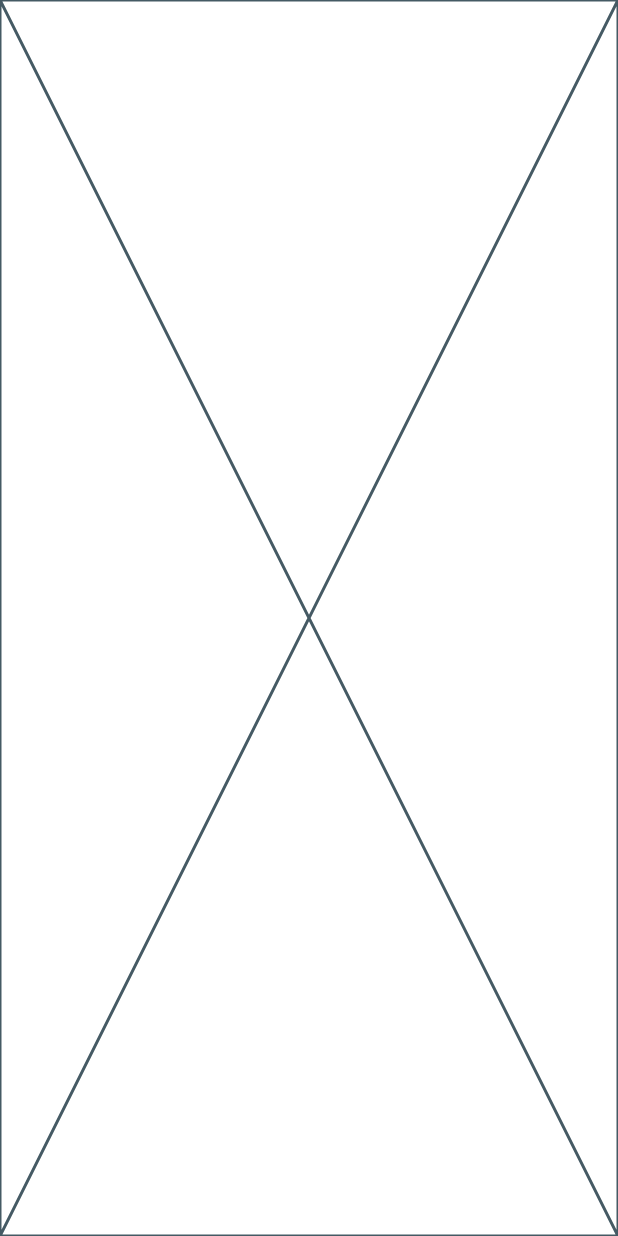
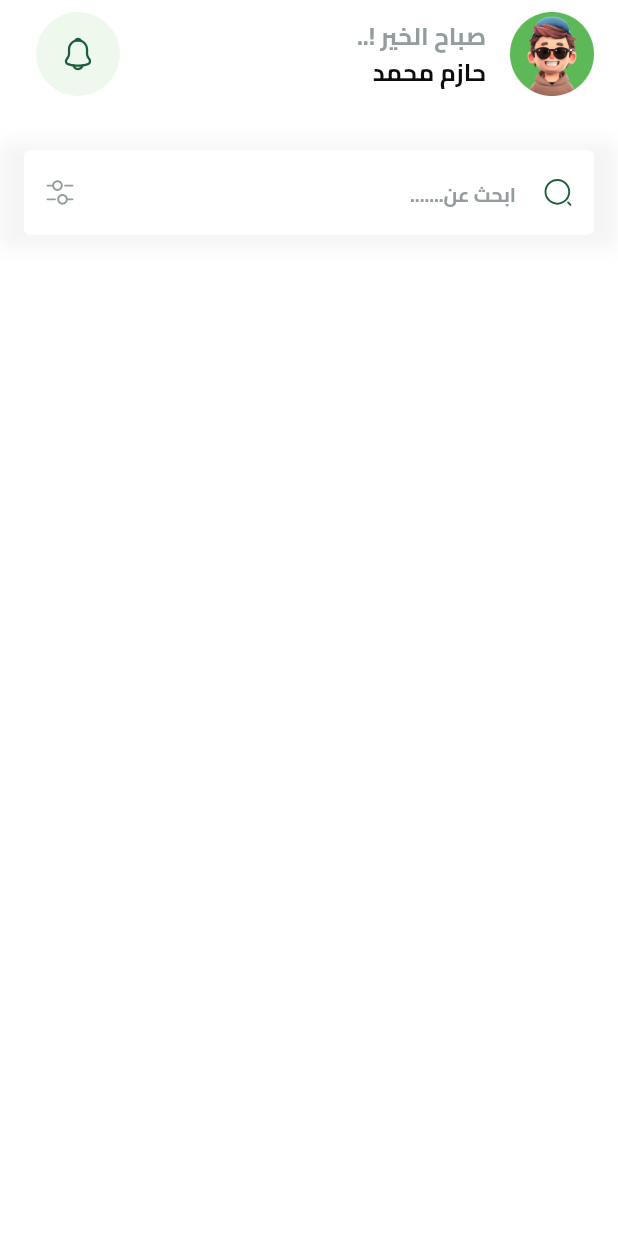
Before and after one commit to Hazem584/Fruits-Hub, a Flutter app: the HomeView screen opened by its route, on a phone screen of 412 x 824 dp. Run offline on Flutter 3.47's test engine with Material 3 defaults, Android fonts, the phone set to English and light mode, and no system bars; our stand-ins replace bloc, cloud_firestore, dartz, dots_indicator, firebase_auth, firebase_core and 7 more; missing offline and left inert: flutter_facebook_auth; accounts and stored records are empty; project files that could hold a hidden picture were left out.

Commit message:
- build search bar - build app bar

```diff
--- a/lib/core/theming/app_colors.dart
+++ b/lib/core/theming/app_colors.dart
@@ -3,6 +3,7 @@
 import 'package:flutter/material.dart';
 
 class AppColors {
+  static const Color black = Color(0xFF0C0D0D);
   static const Color primaryColor = Color(0xFF1B5E37);
   static const Color secondaryColor = Color(0xFF5DB957);
   static const Color lightGray = Color(0xFF4E5556);
--- a/lib/core/theming/styles.dart
+++ b/lib/core/theming/styles.dart
@@ -8,7 +8,7 @@ class TextStyles {
   static TextStyle font23BlackBold = TextStyle(
     fontSize: 23.sp,
     fontWeight: FontWeightHelper.bold,
-    color: Colors.black,
+    color: AppColors.black,
     fontFamily: 'Cairo',
   );
   static TextStyle font13lightGraySemiBold = TextStyle(
@@ -26,7 +26,7 @@ class TextStyles {
   static TextStyle font19BlackBold = TextStyle(
     fontSize: 19.sp,
     fontWeight: FontWeightHelper.bold,
-    color: Colors.black,
+    color: AppColors.black,
     fontFamily: 'Cairo',
   );
   static TextStyle font13lighterGrayBold = TextStyle(
@@ -38,7 +38,7 @@ class TextStyles {
   static TextStyle font13BlackSemiBold = TextStyle(
     fontSize: 13.sp,
     fontWeight: FontWeightHelper.semiBold,
-    color: Colors.black,
+    color: AppColors.black,
     fontFamily: 'Cairo',
   );
   static TextStyle font13lightGreenSemiBold = TextStyle(
@@ -62,7 +62,19 @@ class TextStyles {
   static TextStyle font16BlackSemiBold = TextStyle(
     fontSize: 16.sp,
     fontWeight: FontWeightHelper.semiBold,
-    color: Colors.black,
+    color: AppColors.black,
+    fontFamily: 'Cairo',
+  );
+  static TextStyle font16lighterGraySemiBold = TextStyle(
+    fontSize: 16.sp,
+    fontWeight: FontWeightHelper.semiBold,
+    color: AppColors.lighterGray,
+    fontFamily: 'Cairo',
+  );
+  static TextStyle font16BlackBold = TextStyle(
+    fontSize: 16.sp,
+    fontWeight: FontWeightHelper.bold,
+    color: AppColors.black,
     fontFamily: 'Cairo',
   );
 }
--- a/lib/core/utils/app_images.dart
+++ b/lib/core/utils/app_images.dart
@@ -43,12 +43,16 @@ class Assets {
   static const String assetsImagesAppleIcon = "assets/images/apple_icon.svg";
 
   /// Assets for assetsImagesAvatarImage
-  /// assets/images/avatar_image.svg
-  static const String assetsImagesAvatarImage = "assets/images/avatar_image.svg";
+  /// assets/images/avatar_image.png
+  static const String assetsImagesAvatarImage = "assets/images/avatar_image.png";
 
   /// Assets for assetsImagesFacebookIcon
   /// assets/images/facebook_icon.svg
   static const String assetsImagesFacebookIcon = "assets/images/facebook_icon.svg";
+
+  /// Assets for assetsImagesFilter
+  /// assets/images/filter.svg
+  static const String assetsImagesFilter = "assets/images/filter.svg";
 
   /// Assets for assetsImagesGoogleIcon
   /// assets/images/google_icon.svg
@@ -57,6 +61,10 @@ class Assets {
   /// Assets for assetsImagesLogo
   /// assets/images/logo.svg
   static const String assetsImagesLogo = "assets/images/logo.svg";
+
+  /// Assets for assetsImagesNotification
+  /// assets/images/notification.svg
+  static const String assetsImagesNotification = "assets/images/notification.svg";
 
   /// Assets for assetsImagesPageViewItem1Background
   /// assets/images/page_view_item1_background.svg
@@ -78,6 +86,10 @@ class Assets {
   /// assets/images/plant.svg
   static const String assetsImagesPlant = "assets/images/plant.svg";
 
+  /// Assets for assetsImagesSearch
+  /// assets/images/search.svg
+  static const String assetsImagesSearch = "assets/images/search.svg";
+
   /// Assets for assetsImagesSplashBottom
   /// assets/images/splash_bottom.svg
   static const String assetsImagesSplashBottom = "assets/images/splash_bottom.svg";
--- /dev/null
+++ b/lib/core/widgets/search_text_field.dart
@@ -0,0 +1,53 @@
+import 'package:flutter/material.dart';
+import 'package:flutter_screenutil/flutter_screenutil.dart';
+import 'package:flutter_svg/svg.dart';
+import 'package:fruits_e_commerce/core/theming/styles.dart';
+import 'package:fruits_e_commerce/core/utils/app_images.dart';
+
+class SearchTextField extends StatelessWidget {
+  const SearchTextField({super.key});
+
+  @override
+  Widget build(BuildContext context) {
+    return Container(
+      padding: const EdgeInsets.symmetric(horizontal: 16, vertical: 8),
+      decoration: const BoxDecoration(
+        boxShadow: [
+          BoxShadow(
+            color: Color(0x0A000000),
+            blurRadius: 9,
+            offset: Offset(0, 2),
+            spreadRadius: 0,
+          ),
+        ],
+      ),
+      child: TextField(
+        keyboardType: TextInputType.text,
+        decoration: InputDecoration(
+          prefixIcon: SizedBox(
+            width: 20.w,
+            child: Center(child: SvgPicture.asset(Assets.assetsImagesSearch)),
+          ),
+          suffixIcon: SizedBox(
+            width: 20.w,
+            child: Center(child: SvgPicture.asset(Assets.assetsImagesFilter)),
+          ),
+          hintStyle: TextStyles.font13lighterGrayBold,
+          hintText: 'ابحث عن.......',
+          filled: true,
+          fillColor: Colors.white,
+          border: buildBorder(),
+          enabledBorder: buildBorder(),
+          focusedBorder: buildBorder(),
+        ),
+      ),
+    );
+  }
+
+  OutlineInputBorder buildBorder() {
+    return OutlineInputBorder(
+      borderRadius: BorderRadius.circular(4),
+      borderSide: const BorderSide(width: 1, color: Colors.white),
+    );
+  }
+}
--- a/lib/features/home/presentation/view/home_view.dart
+++ b/lib/features/home/presentation/view/home_view.dart
@@ -6,6 +6,6 @@ class HomeView extends StatelessWidget {
   static const routeName = '/home';
   @override
   Widget build(BuildContext context) {
-    return Scaffold(body: HomeViewBody());
+    return Scaffold(body: SafeArea(child: HomeViewBody()));
   }
 }
--- /dev/null
+++ b/lib/features/home/presentation/widgets/custom_home_app_bar.dart
@@ -0,0 +1,37 @@
+import 'package:flutter/material.dart';
+import 'package:flutter_svg/flutter_svg.dart';
+import 'package:fruits_e_commerce/core/theming/styles.dart';
+import 'package:fruits_e_commerce/core/utils/app_images.dart';
+
+class CustomHomeAppBar extends StatelessWidget {
+  const CustomHomeAppBar({super.key});
+
+  @override
+  Widget build(BuildContext context) {
+    return ListTile(
+      trailing: Container(
+        padding: const EdgeInsets.all(16),
+        decoration: const ShapeDecoration(
+          color: Color(0xffEEF8ED),
+          shape: OvalBorder(),
+        ),
+        child: SvgPicture.asset(
+          Assets.assetsImagesNotification,
+          width: 24,
+          height: 24,
+        ),
+      ),
+      leading: Image.asset(Assets.assetsImagesAvatarImage),
+      title: Text(
+        "صباح الخير !..",
+        textAlign: TextAlign.right,
+        style: TextStyles.font16lighterGraySemiBold,
+      ),
+      subtitle: Text(
+        "حازم محمد",
+        textAlign: TextAlign.right,
+        style: TextStyles.font16BlackBold,
+      ),
+    );
+  }
+}
--- a/lib/features/home/presentation/widgets/home_view_body.dart
+++ b/lib/features/home/presentation/widgets/home_view_body.dart
@@ -1,10 +1,25 @@
 import 'package:flutter/material.dart';
+import 'package:fruits_e_commerce/core/helper/spacing.dart';
+import 'package:fruits_e_commerce/core/widgets/search_text_field.dart';
+import 'package:fruits_e_commerce/features/home/presentation/widgets/custom_home_app_bar.dart';
 
 class HomeViewBody extends StatelessWidget {
   const HomeViewBody({super.key});
 
   @override
   Widget build(BuildContext context) {
-    return const Placeholder();
+    return CustomScrollView(
+      slivers: [
+        SliverToBoxAdapter(
+          child: Column(
+            children: [
+              CustomHomeAppBar(),
+              verticalSpace(20),
+              SearchTextField(),
+            ],
+          ),
+        ),
+      ],
+    );
   }
 }
--- a/lib/features/login/widgets/login_view_body.dart
+++ b/lib/features/login/widgets/login_view_body.dart
@@ -10,6 +10,7 @@ import 'package:fruits_e_commerce/core/utils/app_images.dart';
 import 'package:fruits_e_commerce/core/widgets/app_text_button.dart';
 import 'package:fruits_e_commerce/core/widgets/app_text_form_filed.dart';
 import 'package:fruits_e_commerce/core/widgets/or_divider.dart';
+import 'package:fruits_e_commerce/features/home/presentation/view/home_view.dart';
 import 'package:fruits_e_commerce/features/login/logic/login_cubit.dart';
 import 'package:fruits_e_commerce/features/login/widgets/dont_have_an_account.dart';
 import 'package:fruits_e_commerce/features/login/widgets/social_login_button.dart';
@@ -114,13 +115,14 @@ class _LoginViewBodyState extends State<LoginViewBody> {
               buttonHeight: 63.h,
               backgroundColor: AppColors.primaryColor,
               onPressed: () {
-                if (formKey.currentState!.validate()) {
-                  formKey.currentState!.save();
-                  context.read<LoginCubit>().login(email, password);
-                } else {
-                  autovalidateMode = AutovalidateMode.always;
-                  setState(() {});
-                }
+                Navigator.pushNamed(context, HomeView.routeName);
+                // if (formKey.currentState!.validate()) {
+                //   formKey.currentState!.save();
+                //   context.read<LoginCubit>().login(email, password);
+                // } else {
+                //   autovalidateMode = AutovalidateMode.always;
+                //   setState(() {});
+                // }
               },
             ),
             verticalSpace(30),
```
Also changed, not shown: assets/images/avatar_image.png (added), assets/images/avatar_image.svg (deleted), assets/images/filter.svg (added), assets/images/notification.svg (added), assets/images/search.svg (added).
